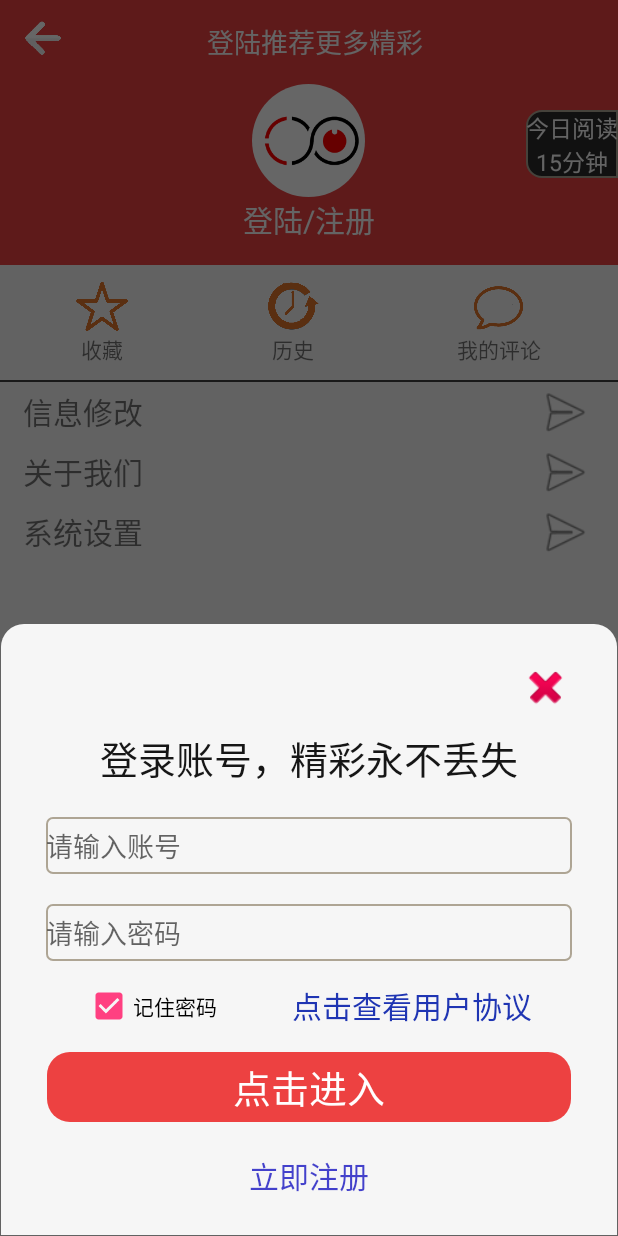
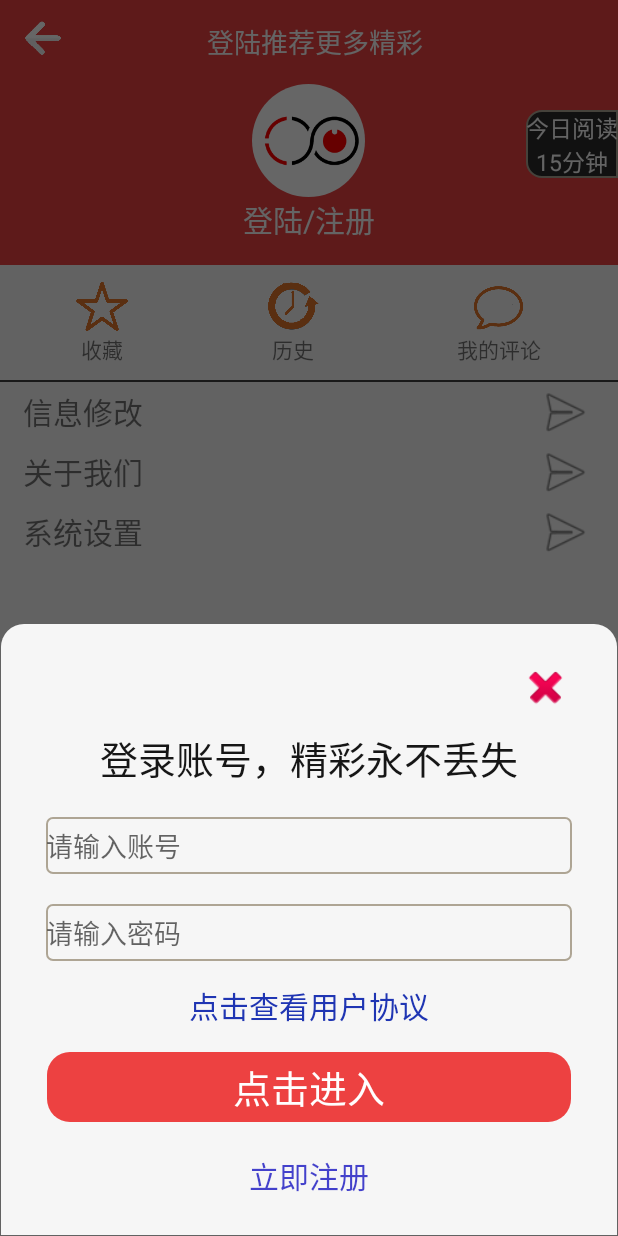
Before and after one commit to CAM1113/NewsBroswer-master, an Android app: the UserInfoManagerActivity screen opened directly, with no data from a screen before it, after a tap on "登陆/注册", on a phone screen of 412 x 824 dp. Run offline under Robolectric (Android 15) with nearby library versions, the phone set to English and light mode, and no system bars; our stand-ins replace CircleImageView; pictures from the network do not load.

Commit message:
修改一个小bug

```diff
--- a/app/src/main/java/com/example/newsbroswer/StartActivity.java
+++ b/app/src/main/java/com/example/newsbroswer/StartActivity.java
@@ -50,7 +50,7 @@ public class StartActivity extends AppCompatActivity {
                 {
                     intent = new Intent(StartActivity.this,LeadActivity.class);
                     editor.putBoolean("IS_FIRST_START_APP",false);
-                    //editor.apply();
+                    editor.apply();
                 }
                 else
                 {
--- a/app/src/main/java/com/example/newsbroswer/UserInfoManagerActivity.java
+++ b/app/src/main/java/com/example/newsbroswer/UserInfoManagerActivity.java
@@ -212,7 +212,6 @@ public class UserInfoManagerActivity extends AppCompatActivity {
     String userName="";
     String password="";
     ProgressBar login_ProgressBar;
-    CheckBox checkBox;
     private void openLoginDialog()
     {
         View view= LayoutInflater.from(UserInfoManagerActivity.this).inflate(R.layout.login_layout,null);
@@ -239,7 +238,6 @@ public class UserInfoManagerActivity extends AppCompatActivity {
         final EditText userNameTextView=view.findViewById(R.id.num_edit);
         final EditText passwordEditText=view.findViewById(R.id.pwd_edit);
         login_ProgressBar=view.findViewById(R.id.login_ProgressBar);
-        checkBox=view.findViewById(R.id.jizumima);
         logBtn.setOnClickListener(new View.OnClickListener() {
             @Override
             public void onClick(View view) {
@@ -352,15 +350,7 @@ public class UserInfoManagerActivity extends AppCompatActivity {
                 {
                     //登陆成功
                     userInfo=result.getData();
-                    if(checkBox.isChecked())
-                    {
-                        userInfo.setPassword(p);
-                    }
-                    else
-                    {
-                        //没有记住密码，密码设置为空
-                        userInfo.setPassword("");
-                    }
+                    userInfo.setPassword(p);
                     userInfo.setLogin(StaticFinalValues.DBUSERINFO_FOR_LOGIN);
                     handler.sendEmptyMessage(LOGIN_SUCCESS);
                     return;
@@ -544,7 +534,7 @@ public class UserInfoManagerActivity extends AppCompatActivity {
         });
 
         LinearLayout about_us_Layout= (LinearLayout) findViewById(R.id.aboutus);
-        change_userInfo.setOnClickListener(new View.OnClickListener() {
+        about_us_Layout.setOnClickListener(new View.OnClickListener() {
             @Override
             public void onClick(View view) {
                 Toast.makeText(UserInfoManagerActivity.this, "暂未实现，敬请期待", Toast.LENGTH_SHORT).show();
@@ -552,7 +542,7 @@ public class UserInfoManagerActivity extends AppCompatActivity {
         });
 
         LinearLayout system_setting_Layout= (LinearLayout) findViewById(R.id.system_setting);
-        change_userInfo.setOnClickListener(new View.OnClickListener() {
+        system_setting_Layout.setOnClickListener(new View.OnClickListener() {
             @Override
             public void onClick(View view) {
                 Toast.makeText(UserInfoManagerActivity.this, "暂未实现，敬请期待", Toast.LENGTH_SHORT).show();
--- a/app/src/main/res/layout/change_user_info_activity.xml
+++ b/app/src/main/res/layout/change_user_info_activity.xml
@@ -62,9 +62,11 @@
                 />
 
             <de.hdodenhof.circleimageview.CircleImageView
+               android:id="@+id/imageView"
                 android:layout_width="44dp"
                 android:layout_height="44dp"
-                android:src="@drawable/ic" />
+                android:src="@drawable/monkey"
+                />
 
             <ImageView
                 android:layout_width="0dp"
--- a/app/src/main/res/layout/login_layout.xml
+++ b/app/src/main/res/layout/login_layout.xml
@@ -74,17 +74,8 @@
             android:orientation="horizontal"
             android:layout_width="match_parent"
             android:layout_height="match_parent">
-            <CheckBox
-                android:shadowColor="@color/red"
-                android:checked="true"
-                android:id="@+id/jizumima"
-                android:layout_gravity="left|center"
-                android:gravity="left|center"
-                android:text="记住密码"
-                android:layout_width="wrap_content"
-                android:layout_height="match_parent" />
+
             <TextView
-                android:layout_marginLeft="50dp"
                 android:height="40dp"
                 android:layout_width="wrap_content"
                 android:layout_height="wrap_content"
```
Also changed, not shown: app/src/main/java/com/example/newsbroswer/ChangeUserInfoActivity.java (+7 -2 lines), 1 other file.
